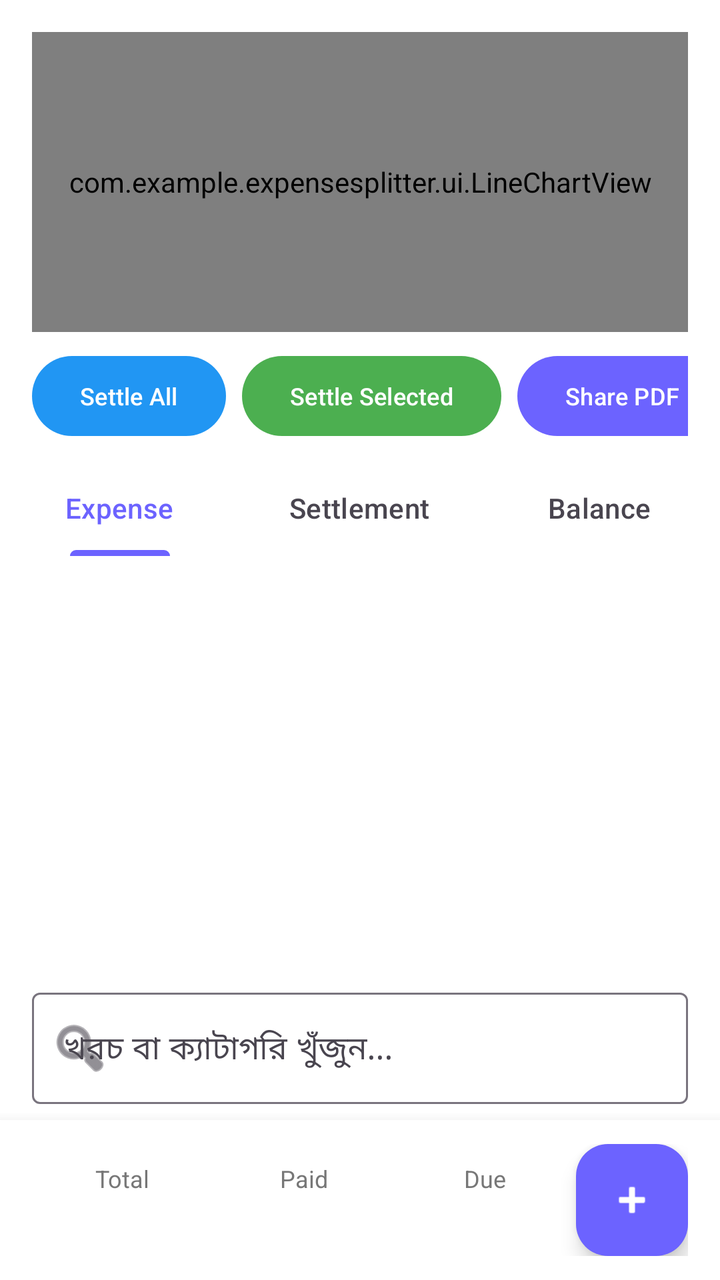
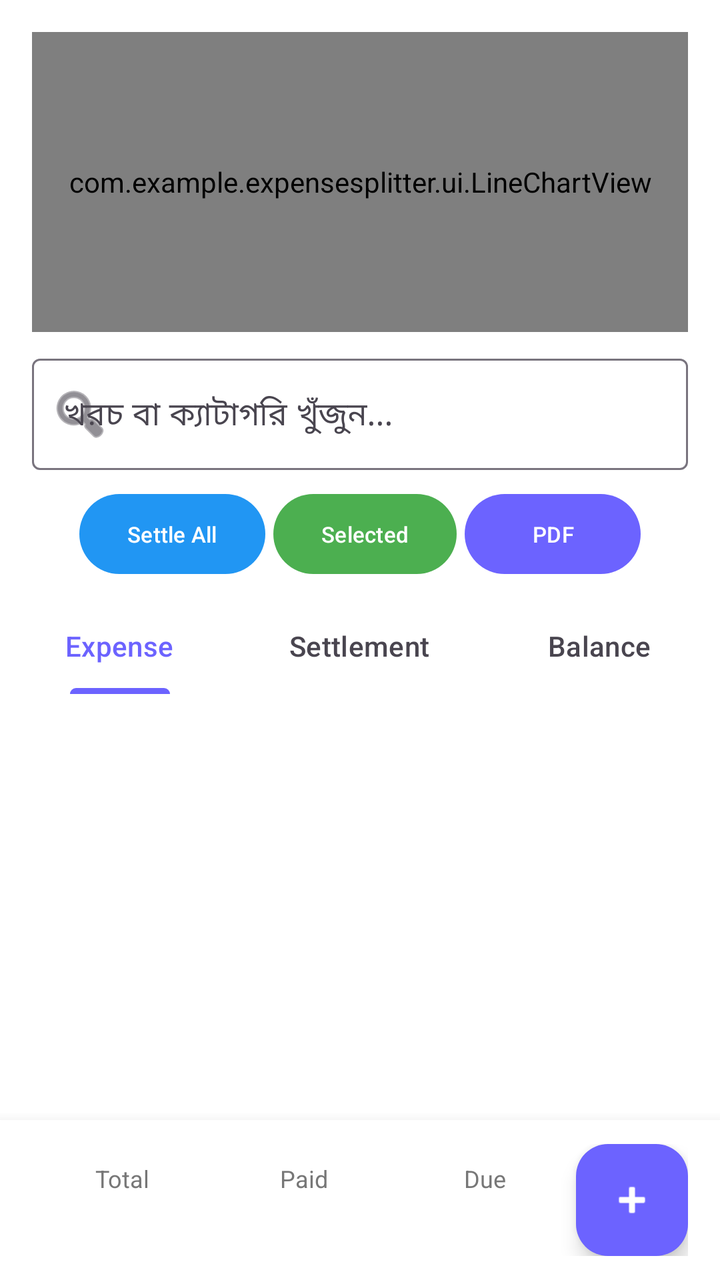

An Android layout rendered at two revisions. The XML below is the earlier revision; the diff shows what the commit changed to produce the second picture.
<!-- AndroidManifest.xml: application theme Theme.ExpenseSplitter -->
<!-- res/layout/activity_group_detail.xml -->
<?xml version="1.0" encoding="utf-8"?>
<androidx.coordinatorlayout.widget.CoordinatorLayout xmlns:android="http://schemas.android.com/apk/res/android"
    xmlns:app="http://schemas.android.com/apk/res-auto"
    android:layout_width="match_parent"
    android:layout_height="match_parent"
    android:background="@color/bg_color">

    
    <LinearLayout
        android:layout_width="match_parent"
        android:layout_height="match_parent"
        android:orientation="vertical"
        android:paddingBottom="80dp"> 

        
        <com.example.expensesplitter.ui.LineChartView
            android:id="@+id/lineChart"
            android:layout_width="match_parent"
            android:layout_height="150dp"
            android:layout_marginHorizontal="16dp"
            android:layout_marginTop="16dp"
            android:layout_marginBottom="8dp"/>

        
        <HorizontalScrollView
            android:layout_width="match_parent"
            android:layout_height="wrap_content"
            android:scrollbars="none"
            android:paddingHorizontal="16dp"
            android:layout_marginBottom="8dp">

            <LinearLayout
                android:layout_width="wrap_content"
                android:layout_height="wrap_content"
                android:orientation="horizontal"
                android:layout_gravity="end">

                <com.google.android.material.button.MaterialButton
                    android:id="@+id/btnSettleAll"
                    android:layout_width="wrap_content"
                    android:layout_height="wrap_content"
                    android:text="Settle All"
                    android:textSize="12sp"
                    android:layout_marginEnd="8dp"
                    app:backgroundTint="#2196F3"/>

                <com.google.android.material.button.MaterialButton
                    android:id="@+id/btnSettleSelected"
                    android:layout_width="wrap_content"
                    android:layout_height="wrap_content"
                    android:text="Settle Selected"
                    android:textSize="12sp"
                    android:layout_marginEnd="8dp"
                    app:backgroundTint="#4CAF50"/>

                <com.google.android.material.button.MaterialButton
                    android:id="@+id/btnSharePdf"
                    android:layout_width="wrap_content"
                    android:layout_height="wrap_content"
                    android:text="Share PDF"
                    android:textSize="12sp"
                    app:backgroundTint="#6C63FF"/>
            </LinearLayout>
        </HorizontalScrollView>

        
        <com.google.android.material.tabs.TabLayout
            android:id="@+id/tabLayout"
            android:layout_width="match_parent"
            android:layout_height="wrap_content"
            android:background="#FFFFFF">
            <com.google.android.material.tabs.TabItem android:text="Expense"/>
            <com.google.android.material.tabs.TabItem android:text="Settlement"/>
            <com.google.android.material.tabs.TabItem android:text="Balance"/>
        </com.google.android.material.tabs.TabLayout>

        
        <androidx.recyclerview.widget.RecyclerView
            android:id="@+id/recyclerView"
            android:layout_width="match_parent"
            android:layout_height="0dp"
            android:layout_weight="1"
            android:paddingHorizontal="8dp"
            android:clipToPadding="false"/>

        
        <com.google.android.material.textfield.TextInputLayout
            style="@style/Widget.Material3.TextInputLayout.OutlinedBox"
            android:layout_width="match_parent"
            android:layout_height="wrap_content"
            android:layout_marginHorizontal="16dp"
            android:layout_marginTop="8dp"
            android:layout_marginBottom="8dp"
            app:startIconDrawable="@android:drawable/ic_menu_search">
            <com.google.android.material.textfield.TextInputEditText
                android:id="@+id/etSearchExpense"
                android:layout_width="match_parent"
                android:layout_height="wrap_content"
                android:hint="খরচ বা ক্যাটাগরি খুঁজুন..."
                android:inputType="text"/>
        </com.google.android.material.textfield.TextInputLayout>

    </LinearLayout>

    
    <LinearLayout
        android:layout_width="match_parent"
        android:layout_height="wrap_content"
        android:layout_gravity="bottom"
        android:orientation="horizontal"
        android:background="#FFFFFF"
        android:elevation="10dp"
        android:paddingHorizontal="16dp"
        android:paddingVertical="12dp"
        android:gravity="center_vertical">

        
        <LinearLayout
            android:layout_width="0dp"
            android:layout_height="wrap_content"
            android:layout_weight="1"
            android:orientation="horizontal">

            <LinearLayout android:layout_width="0dp" android:layout_height="wrap_content" android:layout_weight="1" android:orientation="vertical" android:gravity="center">
                <TextView android:layout_width="wrap_content" android:layout_height="wrap_content" android:text="Total" android:textSize="12sp" android:textColor="#777777"/>
                <TextView android:id="@+id/tvTotal" android:layout_width="wrap_content" android:layout_height="wrap_content" android:textStyle="bold" android:textSize="16sp" android:textColor="#2D2D2D"/>
            </LinearLayout>

            <LinearLayout android:layout_width="0dp" android:layout_height="wrap_content" android:layout_weight="1" android:orientation="vertical" android:gravity="center">
                <TextView android:layout_width="wrap_content" android:layout_height="wrap_content" android:text="Paid" android:textSize="12sp" android:textColor="#777777"/>
                <TextView android:id="@+id/tvPaid" android:layout_width="wrap_content" android:layout_height="wrap_content" android:textStyle="bold" android:textSize="16sp" android:textColor="#2E7D32"/>
            </LinearLayout>

            <LinearLayout android:layout_width="0dp" android:layout_height="wrap_content" android:layout_weight="1" android:orientation="vertical" android:gravity="center">
                <TextView android:layout_width="wrap_content" android:layout_height="wrap_content" android:text="Due" android:textSize="12sp" android:textColor="#777777"/>
                <TextView android:id="@+id/tvDue" android:layout_width="wrap_content" android:layout_height="wrap_content" android:textStyle="bold" android:textSize="16sp" android:textColor="#C62828"/>
            </LinearLayout>
        </LinearLayout>

        
        <com.google.android.material.floatingactionbutton.FloatingActionButton
            android:id="@+id/fabAdd"
            android:layout_width="wrap_content"
            android:layout_height="wrap_content"
            android:src="@android:drawable/ic_input_add"
            app:backgroundTint="#6C63FF"
            app:tint="@android:color/white"/>
    </LinearLayout>

</androidx.coordinatorlayout.widget.CoordinatorLayout>
<!-- resources referenced by this layout -->
<resources>
  <color name="bg_color">#FFFFFF</color>
  <style name="Theme.ExpenseSplitter" parent="Theme.Material3.DayNight.NoActionBar">
          <item name="colorPrimary">@color/purple_primary</item>
          <item name="android:windowBackground">@color/bg_color</item>
          <item name="android:statusBarColor">@color/bg_color</item>
          <item name="android:windowLightStatusBar">true</item>
      </style>
  <color name="purple_primary">#6C63FF</color>
</resources>

<!-- the commit's change to res/layout/activity_group_detail.xml (unified diff, before → after) -->
@@ -5,12 +5,11 @@
     android:layout_height="match_parent"
     android:background="@color/bg_color">
 
-    
     <LinearLayout
         android:layout_width="match_parent"
         android:layout_height="match_parent"
         android:orientation="vertical"
-        android:paddingBottom="80dp"> 
+        android:paddingBottom="80dp">
 
         
         <com.example.expensesplitter.ui.LineChartView
@@ -22,46 +21,55 @@
             android:layout_marginBottom="8dp"/>
 
         
-        <HorizontalScrollView
+        <com.google.android.material.textfield.TextInputLayout
+            style="@style/Widget.Material3.TextInputLayout.OutlinedBox"
             android:layout_width="match_parent"
             android:layout_height="wrap_content"
-            android:scrollbars="none"
-            android:paddingHorizontal="16dp"
+            android:layout_marginHorizontal="16dp"
+            android:layout_marginBottom="8dp"
+            app:startIconDrawable="@android:drawable/ic_menu_search">
+            <com.google.android.material.textfield.TextInputEditText
+                android:id="@+id/etSearchExpense"
+                android:layout_width="match_parent"
+                android:layout_height="wrap_content"
+                android:hint="খরচ বা ক্যাটাগরি খুঁজুন..."
+                android:inputType="text"/>
+        </com.google.android.material.textfield.TextInputLayout>
+
+        
+        <LinearLayout
+            android:layout_width="match_parent"
+            android:layout_height="wrap_content"
+            android:orientation="horizontal"
+            android:gravity="center"
             android:layout_marginBottom="8dp">
 
-            <LinearLayout
+            <com.google.android.material.button.MaterialButton
+                android:id="@+id/btnSettleAll"
                 android:layout_width="wrap_content"
                 android:layout_height="wrap_content"
-                android:orientation="horizontal"
-                android:layout_gravity="end">
+                android:text="Settle All"
+                android:textSize="11sp"
+                android:layout_marginEnd="4dp"
+                app:backgroundTint="#2196F3"/>
 
-                <com.google.android.material.button.MaterialButton
-                    android:id="@+id/btnSettleAll"
-                    android:layout_width="wrap_content"
-                    android:layout_height="wrap_content"
-                    android:text="Settle All"
-                    android:textSize="12sp"
-                    android:layout_marginEnd="8dp"
-                    app:backgroundTint="#2196F3"/>
+            <com.google.android.material.button.MaterialButton
+                android:id="@+id/btnSettleSelected"
+                android:layout_width="wrap_content"
+                android:layout_height="wrap_content"
+                android:text="Selected"
+                android:textSize="11sp"
+                android:layout_marginEnd="4dp"
+                app:backgroundTint="#4CAF50"/>
 
-                <com.google.android.material.button.MaterialButton
-                    android:id="@+id/btnSettleSelected"
-                    android:layout_width="wrap_content"
-                    android:layout_height="wrap_content"
-                    android:text="Settle Selected"
-                    android:textSize="12sp"
-                    android:layout_marginEnd="8dp"
-                    app:backgroundTint="#4CAF50"/>
-
-                <com.google.android.material.button.MaterialButton
-                    android:id="@+id/btnSharePdf"
-                    android:layout_width="wrap_content"
-                    android:layout_height="wrap_content"
-                    android:text="Share PDF"
-                    android:textSize="12sp"
-                    app:backgroundTint="#6C63FF"/>
-            </LinearLayout>
-        </HorizontalScrollView>
+            <com.google.android.material.button.MaterialButton
+                android:id="@+id/btnSharePdf"
+                android:layout_width="wrap_content"
+                android:layout_height="wrap_content"
+                android:text="PDF"
+                android:textSize="11sp"
+                app:backgroundTint="#6C63FF"/>
+        </LinearLayout>
 
         
         <com.google.android.material.tabs.TabLayout
@@ -74,7 +82,6 @@
             <com.google.android.material.tabs.TabItem android:text="Balance"/>
         </com.google.android.material.tabs.TabLayout>
 
-        
         <androidx.recyclerview.widget.RecyclerView
             android:id="@+id/recyclerView"
             android:layout_width="match_parent"
@@ -82,24 +89,6 @@
             android:layout_weight="1"
             android:paddingHorizontal="8dp"
             android:clipToPadding="false"/>
-
-        
-        <com.google.android.material.textfield.TextInputLayout
-            style="@style/Widget.Material3.TextInputLayout.OutlinedBox"
-            android:layout_width="match_parent"
-            android:layout_height="wrap_content"
-            android:layout_marginHorizontal="16dp"
-            android:layout_marginTop="8dp"
-            android:layout_marginBottom="8dp"
-            app:startIconDrawable="@android:drawable/ic_menu_search">
-            <com.google.android.material.textfield.TextInputEditText
-                android:id="@+id/etSearchExpense"
-                android:layout_width="match_parent"
-                android:layout_height="wrap_content"
-                android:hint="খরচ বা ক্যাটাগরি খুঁজুন..."
-                android:inputType="text"/>
-        </com.google.android.material.textfield.TextInputLayout>
-
     </LinearLayout>
 
     
@@ -114,7 +103,6 @@
         android:paddingVertical="12dp"
         android:gravity="center_vertical">
 
-        
         <LinearLayout
             android:layout_width="0dp"
             android:layout_height="wrap_content"
@@ -137,7 +125,6 @@
             </LinearLayout>
         </LinearLayout>
 
-        
         <com.google.android.material.floatingactionbutton.FloatingActionButton
             android:id="@+id/fabAdd"
             android:layout_width="wrap_content"
